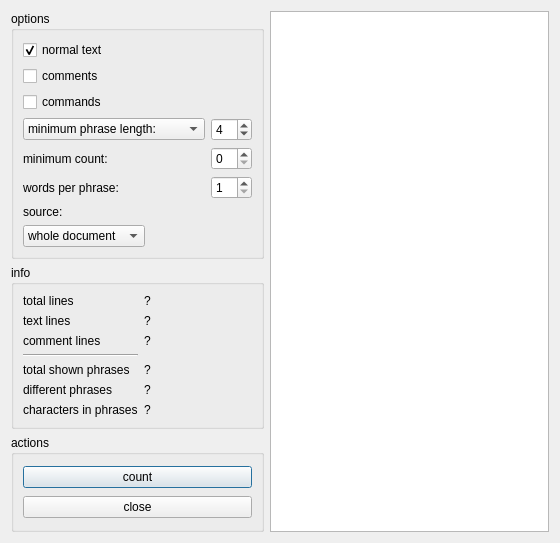
Old version of the form textanalysis.ui in the repository svn2github/texstudio-trunk.
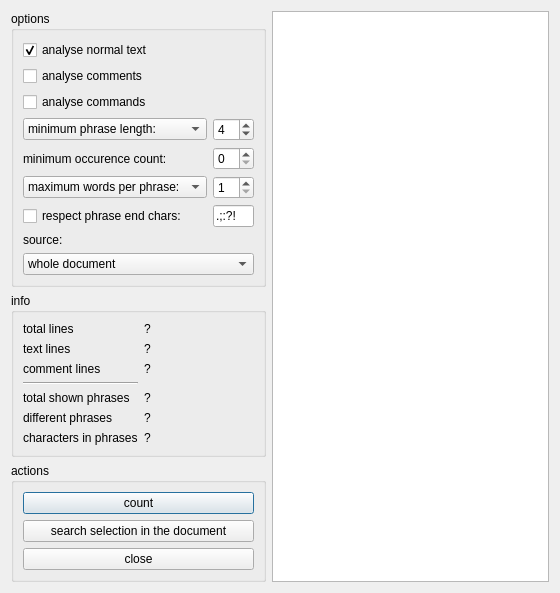
New version of the form.

Commit message: text analysis for sentences and phrases

Patch:
```diff
--- a/textanalysis.ui
+++ b/textanalysis.ui
@@ -6,7 +6,7 @@
     <x>0</x>
     <y>0</y>
     <width>560</width>
-    <height>543</height>
+    <height>558</height>
    </rect>
   </property>
   <property name="windowTitle" >
@@ -26,6 +26,13 @@
         </property>
        </widget>
       </item>
+      <item>
+       <widget class="QPushButton" name="searchSelectionButton" >
+        <property name="text" >
+         <string>search selection in the document</string>
+        </property>
+       </widget>
+      </item>
       <item>
        <widget class="QPushButton" name="closeButton" >
         <property name="text" >
@@ -150,14 +157,11 @@
      <property name="title" >
       <string>options</string>
      </property>
-     <layout class="QFormLayout" name="formLayout" >
-      <property name="fieldGrowthPolicy" >
-       <enum>QFormLayout::AllNonFixedFieldsGrow</enum>
-      </property>
+     <layout class="QGridLayout" name="gridLayout" >
       <item row="0" column="0" >
        <widget class="QCheckBox" name="normalTextCheck" >
         <property name="text" >
-         <string>normal text</string>
+         <string>analyse normal text</string>
         </property>
         <property name="checked" >
          <bool>true</bool>
@@ -167,18 +171,18 @@
       <item row="1" column="0" >
        <widget class="QCheckBox" name="commentsCheck" >
         <property name="text" >
-         <string>comments</string>
+         <string>analyse comments</string>
         </property>
        </widget>
       </item>
       <item row="2" column="0" >
        <widget class="QCheckBox" name="commandsCheck" >
         <property name="text" >
-         <string>commands</string>
+         <string>analyse commands</string>
         </property>
        </widget>
       </item>
-      <item row="4" column="0" >
+      <item row="3" column="0" >
        <widget class="QComboBox" name="minimumLengthMeaning" >
         <property name="sizePolicy" >
          <sizepolicy vsizetype="Fixed" hsizetype="Preferred" >
@@ -216,7 +220,7 @@
         </item>
        </widget>
       </item>
-      <item row="4" column="1" >
+      <item row="3" column="1" >
        <widget class="QSpinBox" name="minimumLengthSpin" >
         <property name="sizePolicy" >
          <sizepolicy vsizetype="Fixed" hsizetype="Maximum" >
@@ -235,43 +239,14 @@
         </property>
        </widget>
       </item>
-      <item row="6" column="0" >
-       <widget class="QLabel" name="label_8" >
-        <property name="text" >
-         <string>words per phrase:</string>
-        </property>
-       </widget>
-      </item>
-      <item row="6" column="1" >
-       <widget class="QSpinBox" name="sentenceLengthSpin" >
-        <property name="sizePolicy" >
-         <sizepolicy vsizetype="Fixed" hsizetype="Maximum" >
-          <horstretch>0</horstretch>
-          <verstretch>0</verstretch>
-         </sizepolicy>
-        </property>
-        <property name="minimumSize" >
-         <size>
-          <width>40</width>
-          <height>0</height>
-         </size>
-        </property>
-        <property name="minimum" >
-         <number>1</number>
-        </property>
-        <property name="value" >
-         <number>1</number>
-        </property>
-       </widget>
-      </item>
-      <item row="5" column="0" >
+      <item row="4" column="0" >
        <widget class="QLabel" name="label_9" >
         <property name="text" >
-         <string>minimum count:</string>
+         <string>minimum occurence count:</string>
         </property>
        </widget>
       </item>
-      <item row="5" column="1" >
+      <item row="4" column="1" >
        <widget class="QSpinBox" name="minimumCountSpin" >
         <property name="sizePolicy" >
          <sizepolicy vsizetype="Fixed" hsizetype="Maximum" >
@@ -285,6 +260,40 @@
           <height>0</height>
          </size>
         </property>
+        <property name="toolTip" >
+         <string>Only phrase are shown which appears at least so many times in the document.</string>
+        </property>
+       </widget>
+      </item>
+      <item row="5" column="1" >
+       <widget class="QSpinBox" name="sentenceLengthSpin" >
+        <property name="sizePolicy" >
+         <sizepolicy vsizetype="Fixed" hsizetype="Maximum" >
+          <horstretch>0</horstretch>
+          <verstretch>0</verstretch>
+         </sizepolicy>
+        </property>
+        <property name="minimumSize" >
+         <size>
+          <width>40</width>
+          <height>0</height>
+         </size>
+        </property>
+        <property name="toolTip" >
+         <string>&lt;!DOCTYPE HTML PUBLIC "-//W3C//DTD HTML 4.0//EN" "http://www.w3.org/TR/REC-html40/strict.dtd">
+&lt;html>&lt;head>&lt;meta name="qrichtext" content="1" />&lt;style type="text/css">
+p, li { white-space: pre-wrap; }
+&lt;/style>&lt;/head>&lt;body style=" font-family:'MS Shell Dlg 2'; font-size:8.25pt; font-weight:400; font-style:normal;">
+&lt;p style=" margin-top:0px; margin-bottom:0px; margin-left:0px; margin-right:0px; -qt-block-indent:0; text-indent:0px;">&lt;span style=" font-size:8pt;">The controls in this row determine how many consecuting words are treated as a single phrase.&lt;/span>&lt;/p>
+&lt;p style=" margin-top:0px; margin-bottom:0px; margin-left:0px; margin-right:0px; -qt-block-indent:0; text-indent:0px; font-size:8pt;">If minimum and maximum are selected, exactly so many words are taken. (e.g. with 2,  in the sentence above: "the controls", "controls in",...)&lt;/p>
+&lt;p style=" margin-top:0px; margin-bottom:0px; margin-left:0px; margin-right:0px; -qt-block-indent:0; text-indent:0px; font-size:8pt;">If only maximum is selected, words at the beginning are also taken. (e.g.  "the", "the controls", "controls in",...)&lt;/p>&lt;/body>&lt;/html></string>
+        </property>
+        <property name="minimum" >
+         <number>1</number>
+        </property>
+        <property name="value" >
+         <number>1</number>
+        </property>
        </widget>
       </item>
       <item row="7" column="0" >
@@ -294,7 +303,7 @@
         </property>
        </widget>
       </item>
-      <item row="8" column="0" >
+      <item row="8" column="0" colspan="2" >
        <widget class="QComboBox" name="comboBox" >
         <property name="sizePolicy" >
          <sizepolicy vsizetype="Fixed" hsizetype="Preferred" >
@@ -317,6 +326,63 @@
         </item>
        </widget>
       </item>
+      <item row="6" column="1" >
+       <widget class="QLineEdit" name="sentenceEndChars" >
+        <property name="sizePolicy" >
+         <sizepolicy vsizetype="Fixed" hsizetype="Ignored" >
+          <horstretch>0</horstretch>
+          <verstretch>0</verstretch>
+         </sizepolicy>
+        </property>
+        <property name="minimumSize" >
+         <size>
+          <width>40</width>
+          <height>0</height>
+         </size>
+        </property>
+        <property name="toolTip" >
+         <string>If "respect phrase end chars" is checked, words before and after a given character are always treated at words of different phrases.
+If not, end characters are ignored.</string>
+        </property>
+        <property name="text" >
+         <string>.;:?!</string>
+        </property>
+       </widget>
+      </item>
+      <item row="6" column="0" >
+       <widget class="QCheckBox" name="respectEndCharsCheck" >
+        <property name="toolTip" >
+         <string>If "respect phrase end chars" is checked, words before and after a given character are always treated at words of different phrases.
+If not, end characters are ignored.</string>
+        </property>
+        <property name="text" >
+         <string>respect phrase end chars:</string>
+        </property>
+       </widget>
+      </item>
+      <item row="5" column="0" >
+       <widget class="QComboBox" name="wordsPerPhraseMeaning" >
+        <property name="toolTip" >
+         <string>&lt;!DOCTYPE HTML PUBLIC "-//W3C//DTD HTML 4.0//EN" "http://www.w3.org/TR/REC-html40/strict.dtd">
+&lt;html>&lt;head>&lt;meta name="qrichtext" content="1" />&lt;style type="text/css">
+p, li { white-space: pre-wrap; }
+&lt;/style>&lt;/head>&lt;body style=" font-family:'MS Shell Dlg 2'; font-size:8.25pt; font-weight:400; font-style:normal;">
+&lt;p style=" margin-top:0px; margin-bottom:0px; margin-left:0px; margin-right:0px; -qt-block-indent:0; text-indent:0px;">&lt;span style=" font-size:8pt;">The controls in this row determine how many consecuting words are treated as a single phrase.&lt;/span>&lt;/p>
+&lt;p style=" margin-top:0px; margin-bottom:0px; margin-left:0px; margin-right:0px; -qt-block-indent:0; text-indent:0px; font-size:8pt;">If minimum and maximum are selected, exactly so many words are taken. (e.g. with 2,  in the sentence above: "the controls", "controls in",...)&lt;/p>
+&lt;p style=" margin-top:0px; margin-bottom:0px; margin-left:0px; margin-right:0px; -qt-block-indent:0; text-indent:0px; font-size:8pt;">If only maximum is selected, words at the beginning are also taken. (e.g.  "the", "the controls", "controls in",...)&lt;/p>&lt;/body>&lt;/html></string>
+        </property>
+        <item>
+         <property name="text" >
+          <string>maximum words per phrase:</string>
+         </property>
+        </item>
+        <item>
+         <property name="text" >
+          <string>min&amp;max words per phrase:</string>
+         </property>
+        </item>
+       </widget>
+      </item>
      </layout>
     </widget>
    </item>
```
Left out of the diff: 44 changed lines with no effect on the pictures. The commit also changes 8 other files.
